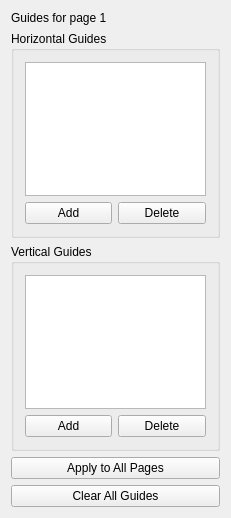
This is src/ui/layout/qgslayoutguidewidgetbase.ui in qgis/QGIS as Qt 5 draws it before an edit. The edited form follows.
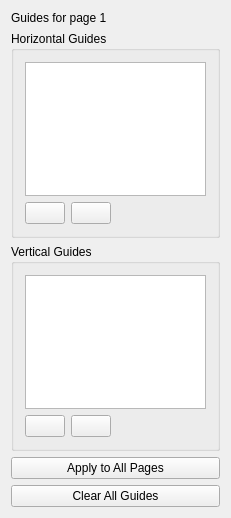
This is the edited form. Icons and pictures are not drawn. Custom widgets are drawn as their Qt base class.

Commit message: Use +/- icons instead of text

Diff of the .ui file:
```diff
--- a/src/ui/layout/qgslayoutguidewidgetbase.ui
+++ b/src/ui/layout/qgslayoutguidewidgetbase.ui
@@ -86,22 +86,45 @@
          <property name="collapsed" stdset="0">
           <bool>false</bool>
          </property>
-         <layout class="QGridLayout" name="gridLayout_2" columnstretch="0,0">
+         <layout class="QGridLayout" name="gridLayout_2" columnstretch="0,0,0">
           <item row="1" column="0">
            <widget class="QPushButton" name="mAddHozGuideButton">
             <property name="text">
-             <string>Add</string>
+             <string/>
+            </property>
+            <property name="icon">
+             <iconset>
+              <normalon>:/images/themes/default/symbologyAdd.svg</normalon>
+             </iconset>
             </property>
            </widget>
           </item>
           <item row="1" column="1">
            <widget class="QPushButton" name="mDeleteHozGuideButton">
             <property name="text">
-             <string>Delete</string>
+             <string/>
+            </property>
+            <property name="icon">
+             <iconset>
+              <normalon>:/images/themes/default/symbologyRemove.svg</normalon>
+             </iconset>
             </property>
            </widget>
           </item>
-          <item row="0" column="0" colspan="2">
+          <item row="1" column="2">
+           <spacer name="horizontalSpacer">
+            <property name="orientation">
+             <enum>Qt::Horizontal</enum>
+            </property>
+            <property name="sizeHint" stdset="0">
+             <size>
+              <width>40</width>
+              <height>20</height>
+             </size>
+            </property>
+           </spacer>
+          </item>
+          <item row="0" column="0" colspan="3">
            <widget class="QTableView" name="mHozGuidesTableView">
             <property name="minimumSize">
              <size>
@@ -149,22 +172,45 @@
          <property name="collapsed" stdset="0">
           <bool>false</bool>
          </property>
-         <layout class="QGridLayout" name="gridLayout_3" columnstretch="0,0">
+         <layout class="QGridLayout" name="gridLayout_3" columnstretch="0,0,0">
           <item row="1" column="0">
            <widget class="QPushButton" name="mAddVertGuideButton">
             <property name="text">
-             <string>Add</string>
+             <string/>
+            </property>
+            <property name="icon">
+             <iconset>
+              <normalon>:/images/themes/default/symbologyAdd.svg</normalon>
+             </iconset>
             </property>
            </widget>
           </item>
           <item row="1" column="1">
            <widget class="QPushButton" name="mDeleteVertGuideButton">
             <property name="text">
-             <string>Delete</string>
+             <string/>
+            </property>
+            <property name="icon">
+             <iconset>
+              <normalon>:/images/themes/default/symbologyRemove.svg</normalon>
+             </iconset>
             </property>
            </widget>
           </item>
-          <item row="0" column="0" colspan="2">
+          <item row="1" column="2">
+           <spacer name="horizontalSpacer_2">
+            <property name="orientation">
+             <enum>Qt::Horizontal</enum>
+            </property>
+            <property name="sizeHint" stdset="0">
+             <size>
+              <width>40</width>
+              <height>20</height>
+             </size>
+            </property>
+           </spacer>
+          </item>
+          <item row="0" column="0" colspan="3">
            <widget class="QTableView" name="mVertGuidesTableView">
             <property name="minimumSize">
              <size>
```
Left out of the diff: 12 changed lines with no effect on the pictures.
